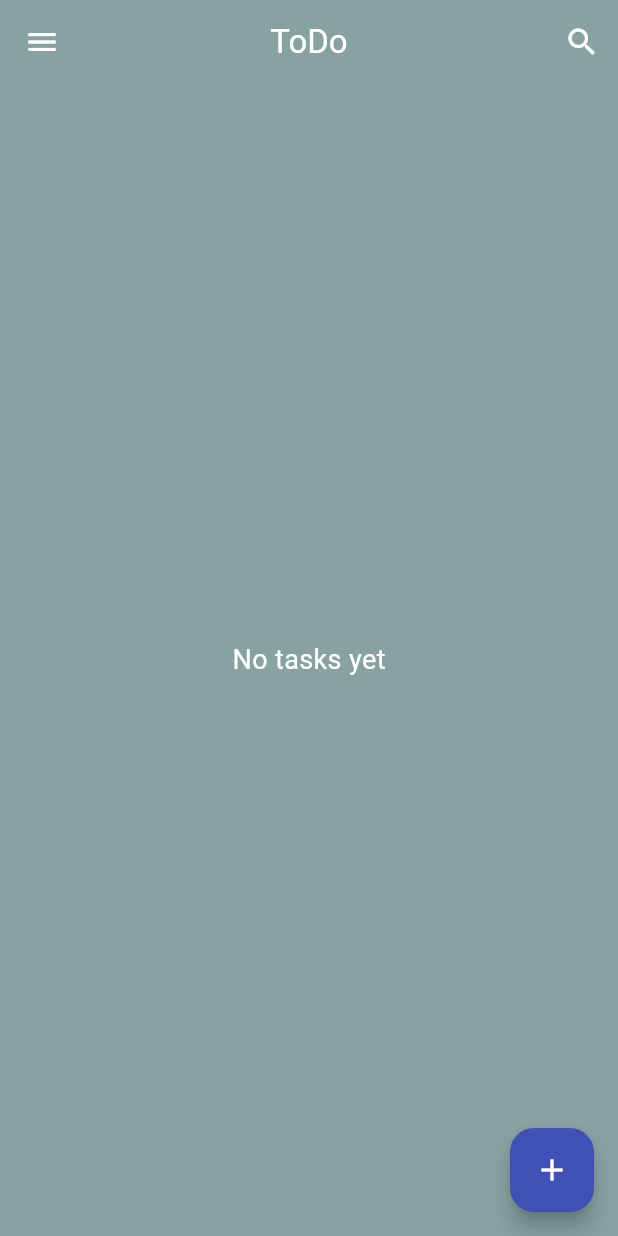
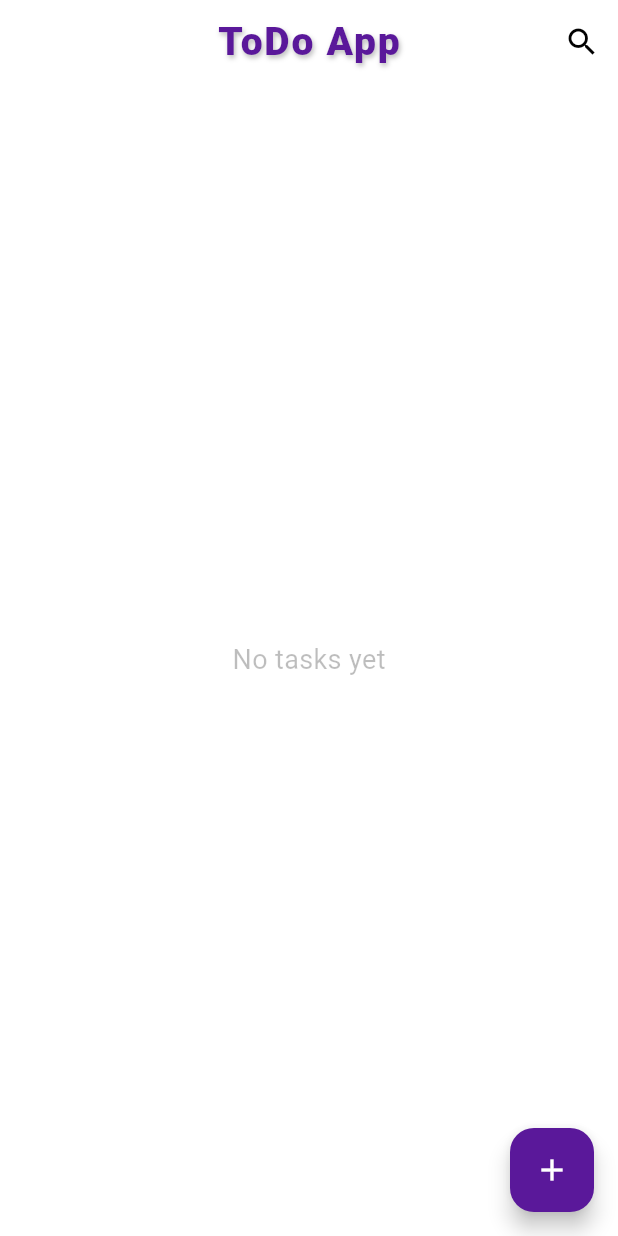
Before and after one commit to Nourhan-mo7amed/TODO-LIST, a Flutter app: the screen it shows after launch, on a phone screen of 412 x 824 dp. Run offline on Flutter 3.47's test engine with Material 3 defaults, Android fonts, the phone set to English and light mode, and no system bars; our stand-ins replace sqflite; accounts and stored records are empty.

Commit message:
final project

```diff
--- a/todo_app/lib/main.dart
+++ b/todo_app/lib/main.dart
@@ -1,18 +1,24 @@
-import 'dart:core';
 import 'package:flutter/material.dart';
-
-import 'screens/HomeScreen.dart';
+import 'package:todo_app/Sqldb.dart'; // ← مهم
+import 'package:todo_app/screens/SplashScreen.dart';
 
 void main() async {
-  runApp(TaskerApp());
+  WidgetsFlutterBinding.ensureInitialized();
+
+  final db = Sqldb();
+  //await db.deleteDatabaseFile(); // 🧨 امسحيها بعد أول تشغيل
+
+  runApp(MyApp());
 }
 
-class TaskerApp extends StatelessWidget {
+class MyApp extends StatelessWidget {
   @override
   Widget build(BuildContext context) {
     return MaterialApp(
       debugShowCheckedModeBanner: false,
-      home: HomeScreen(),
+      title: 'ToDo App',
+      // theme: ThemeData.dark(),
+      home: SplashScreen(),
     );
   }
 }
--- a/todo_app/lib/screens/HomeScreen.dart
+++ b/todo_app/lib/screens/HomeScreen.dart
@@ -11,11 +11,19 @@ class HomeScreen extends StatefulWidget {
 
 class _HomeScreenState extends State<HomeScreen> {
   Sqldb db = Sqldb();
+  bool isSearching = false;
+  TextEditingController _searchController = TextEditingController();
+  String searchText = '';
 
   @override
   void initState() {
     super.initState();
-    //Sqldb().deleteDatabaseFile(); // 🧨 احذفيها بعد أول تشغيل
+  }
+
+  @override
+  void dispose() {
+    _searchController.dispose(); // مهم علشان نمنع تسريب في الذاكرة
+    super.dispose();
   }
 
   Future<List<Map<String, dynamic>>> getMainTasks() async {
@@ -41,19 +49,60 @@ class _HomeScreenState extends State<HomeScreen> {
   @override
   Widget build(BuildContext context) {
     return Scaffold(
-      backgroundColor: Color(0xFF88A2A2),
+      backgroundColor: Colors.white,
       appBar: AppBar(
         elevation: 0,
-        backgroundColor: Color(0xFF88A2A2),
-        leading: Icon(Icons.menu, color: Colors.white),
-        title: Text('ToDo', style: TextStyle(color: Colors.white)),
-        centerTitle: true,
+        backgroundColor: Colors.white,
+        title: isSearching
+            ? TextField(
+                controller: _searchController,
+                onChanged: (value) {
+                  setState(() {
+                    searchText = value.toLowerCase();
+                  });
+                },
+                autofocus: true,
+                style: TextStyle(color: Colors.black, fontSize: 16),
+                decoration: InputDecoration(
+                  hintText: 'Search tasks...',
+                  hintStyle: TextStyle(color: Colors.black26),
+                  border: InputBorder.none,
+                ),
+              )
+            : Text(
+                'ToDo App',
+                style: TextStyle(
+                  fontSize: 26,
+                  color: Color(0xFF5A189A), // بنفسجي غامق جذاب (ممكن تغيريه)
+                  fontWeight: FontWeight.w800,
+                  letterSpacing: 1.2,
+                  shadows: [
+                    Shadow(
+                      blurRadius: 4,
+                      color: Colors.black26,
+                      offset: Offset(1, 2),
+                    ),
+                  ],
+                ),
+              ),
         actions: [
-          Padding(
-            padding: EdgeInsets.only(right: 12),
-            child: Icon(Icons.search, color: Colors.white),
+          IconButton(
+            icon: Icon(
+              isSearching ? Icons.close : Icons.search,
+              color: Colors.black,
+            ),
+            onPressed: () {
+              setState(() {
+                if (isSearching) {
+                  _searchController.clear();
+                  searchText = "";
+                }
+                isSearching = !isSearching;
+              });
+            },
           ),
         ],
+        centerTitle: true,
       ),
       body: FutureBuilder(
         future: getMainTasks(),
@@ -61,12 +110,17 @@ class _HomeScreenState extends State<HomeScreen> {
           if (!snapshot.hasData)
             return Center(child: CircularProgressIndicator());
 
-          final mainTasks = snapshot.data!;
+          final allTasks = snapshot.data!;
+          final mainTasks = allTasks.where((task) {
+            final title = (task['title'] ?? '').toLowerCase();
+            return title.contains(searchText);
+          }).toList();
+
           if (mainTasks.isEmpty) {
             return Center(
               child: Text(
                 "No tasks yet",
-                style: TextStyle(color: Colors.white, fontSize: 18),
+                style: TextStyle(color: Colors.black26, fontSize: 18),
               ),
             );
           }
@@ -106,7 +160,7 @@ class _HomeScreenState extends State<HomeScreen> {
                       decoration: BoxDecoration(
                         color: Color(
                           int.parse(task['color'] ?? 'FF2196F3', radix: 16),
-                        ).withOpacity(0.3),
+                        ).withOpacity(0.4),
                         borderRadius: BorderRadius.circular(20),
                         border: Border.all(
                           color: Color(
@@ -130,6 +184,7 @@ class _HomeScreenState extends State<HomeScreen> {
                                 child: Text(
                                   task['title'],
                                   style: TextStyle(
+                                    color: Colors.black,
                                     fontSize: 18,
                                     fontWeight: FontWeight.bold,
                                   ),
@@ -231,7 +286,7 @@ class _HomeScreenState extends State<HomeScreen> {
           );
         },
         child: Icon(Icons.add, color: Colors.white),
-        backgroundColor: Colors.indigo,
+        backgroundColor: Color(0xFF5A189A),
         shape: RoundedRectangleBorder(borderRadius: BorderRadius.circular(16)),
       ),
     );
@@ -292,7 +347,7 @@ class _AddSubTaskSheet extends State<AddSubTaskBottomSheet> {
           ElevatedButton(
             onPressed: isLoading ? null : _addSubTask,
             style: ElevatedButton.styleFrom(
-              backgroundColor: Colors.indigo,
+              backgroundColor: Color(0xFF5A189A), // بنفسجي جذاب
               shape: RoundedRectangleBorder(
                 borderRadius: BorderRadius.circular(10),
               ),
--- a/todo_app/lib/screens/TaskDetailScreen.dart
+++ b/todo_app/lib/screens/TaskDetailScreen.dart
@@ -43,9 +43,9 @@ class _TaskDetailScreenState extends State<TaskDetailScreen> {
         return false;
       },
       child: Scaffold(
-        backgroundColor: const Color(0xFFF8F9FB),
+        backgroundColor: const Color.fromARGB(255, 255, 255, 255),
         appBar: AppBar(
-          backgroundColor: Colors.indigoAccent,
+          backgroundColor: Color(0xFF5A189A),
           elevation: 3,
           title: Text(
             widget.taskTitle,
--- a/todo_app/pubspec.yaml
+++ b/todo_app/pubspec.yaml
@@ -60,8 +60,9 @@ flutter:
   uses-material-design: true
 
   # To add assets to your application, add an assets section, like this:
-  # assets:
-  #   - images/a_dot_burr.jpeg
+  assets:
+    - assets/images/
+    - assets/images/todo1.png
   #   - images/a_dot_ham.jpeg
 
   # An image asset can refer to one or more resolution-specific "variants", see
```
Also changed, not shown: todo_app/lib/screens/Add_Notes.dart (+38 -11 lines), todo_app/lib/screens/SplashScreen.dart (added, +100 -0 lines), todo_app/assets/images/list.gif (added), todo_app/assets/images/todo1.png (added), todo_app/assets/images/todo2.png (added), todo_app/assets/images/todo3.png (added), todo_app/assets/images/todo4.png (added).
